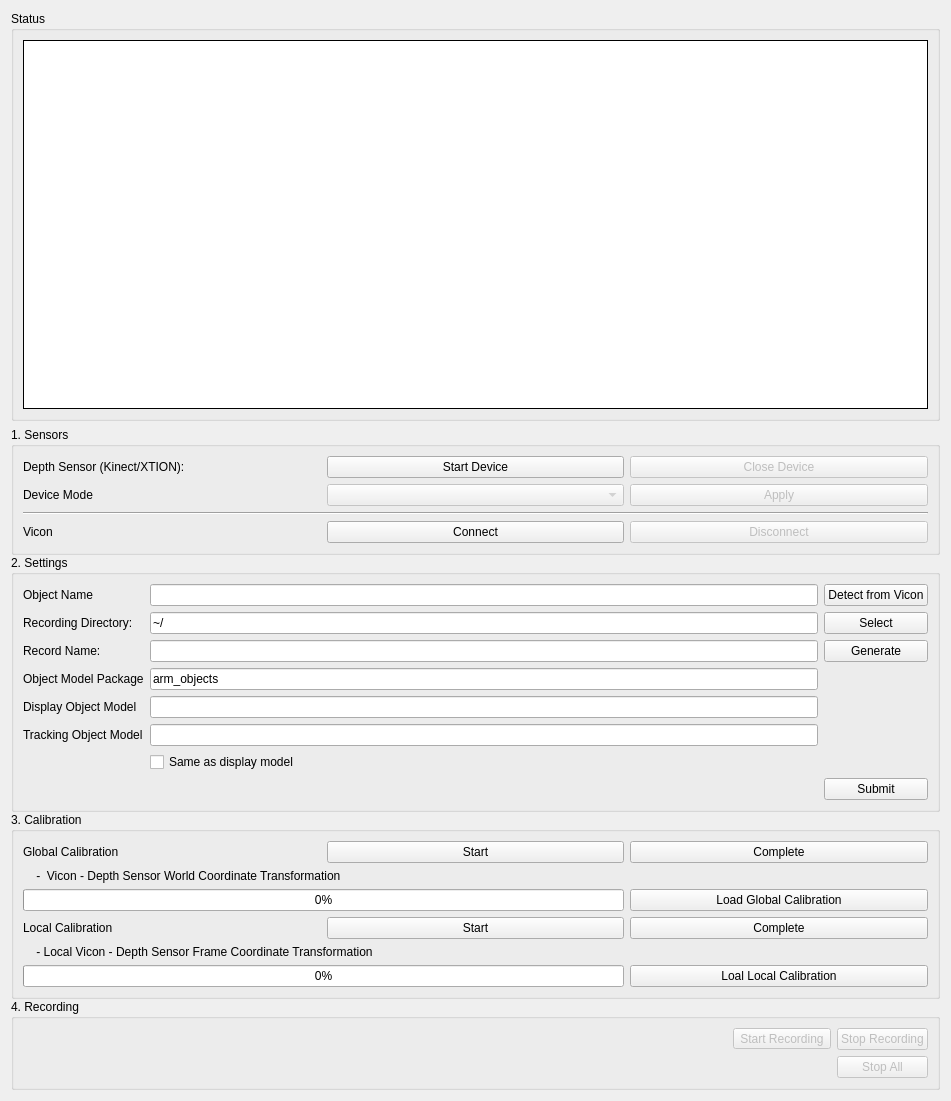
Before: the Qt Designer form src/rqt_acquisition_controller/src/rqt_acquisition_controller/acquisition_controller.ui in cassinaj/rqt_oni_vicon_playback, drawn with Qt 5.
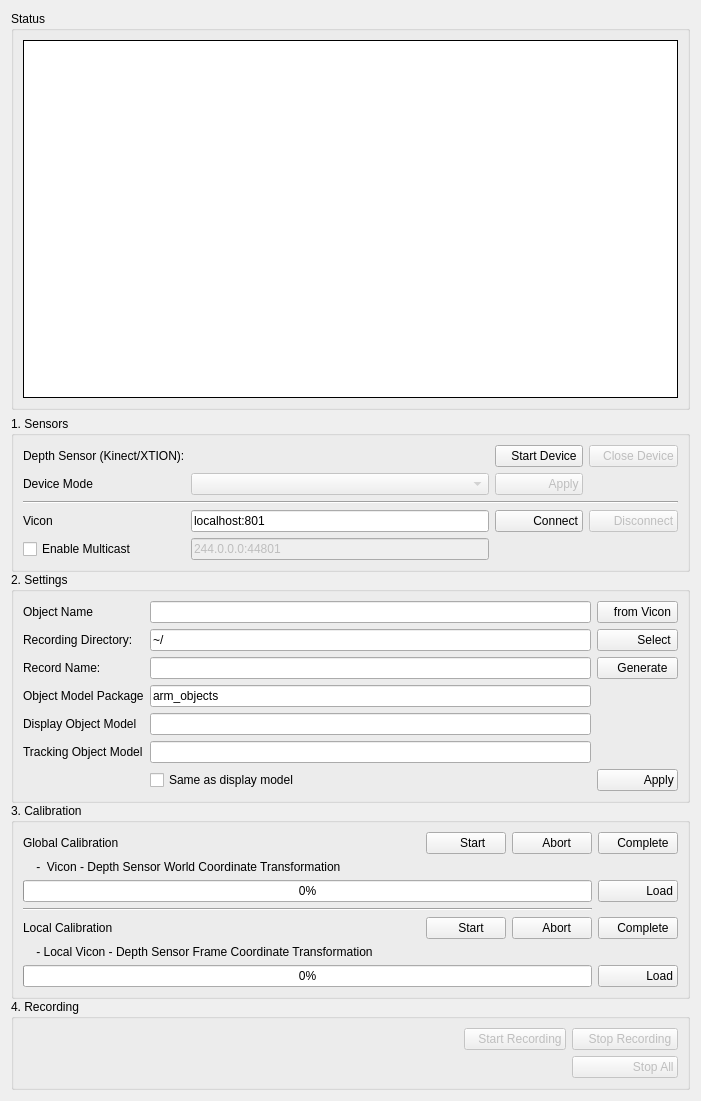
After: the same form once the commit is applied. Icons and pictures are not drawn.

The edit to the form file:
```diff
--- a/src/rqt_acquisition_controller/src/rqt_acquisition_controller/acquisition_controller.ui
+++ b/src/rqt_acquisition_controller/src/rqt_acquisition_controller/acquisition_controller.ui
@@ -9,7 +9,7 @@
    <rect>
     <x>0</x>
     <y>0</y>
-    <width>951</width>
+    <width>701</width>
     <height>1101</height>
    </rect>
   </property>
@@ -20,10 +20,10 @@
    </size>
   </property>
   <property name="windowTitle">
-   <string>Form</string>
+   <string>Object Tracking Data Recording Tool</string>
   </property>
-  <layout class="QVBoxLayout" name="verticalLayout_5">
-   <item>
+  <layout class="QGridLayout" name="gridLayout">
+   <item row="0" column="0">
     <widget class="QGroupBox" name="statusBox">
      <property name="title">
       <string>Status</string>
@@ -37,6 +37,12 @@
         <property name="frameShadow">
          <enum>QFrame::Plain</enum>
         </property>
+        <property name="editTriggers">
+         <set>QAbstractItemView::NoEditTriggers</set>
+        </property>
+        <property name="alternatingRowColors">
+         <bool>true</bool>
+        </property>
         <property name="animated">
          <bool>true</bool>
         </property>
@@ -51,7 +57,7 @@
      </layout>
     </widget>
    </item>
-   <item>
+   <item row="1" column="0">
     <widget class="QFrame" name="frameLevel_1">
      <property name="enabled">
       <bool>true</bool>
@@ -81,41 +87,27 @@
          <bool>false</bool>
         </property>
         <layout class="QGridLayout" name="gridLayout_4">
-         <item row="3" column="0" colspan="3">
-          <widget class="Line" name="line">
-           <property name="orientation">
-            <enum>Qt::Horizontal</enum>
-           </property>
-          </widget>
-         </item>
-         <item row="0" column="2">
-          <widget class="QPushButton" name="closeKinectButton">
-           <property name="enabled">
-            <bool>false</bool>
-           </property>
-           <property name="text">
-            <string>Close Device</string>
-           </property>
-          </widget>
-         </item>
          <item row="5" column="1">
-          <widget class="QPushButton" name="connectViconButton">
+          <widget class="QLineEdit" name="viconHostIpLineEdit">
            <property name="text">
-            <string>Connect</string>
+            <string>localhost:801</string>
            </property>
           </widget>
          </item>
-         <item row="0" column="1">
-          <widget class="QPushButton" name="startKinectButton">
+         <item row="7" column="1">
+          <widget class="QLineEdit" name="viconMultiCastLineEdit">
+           <property name="enabled">
+            <bool>false</bool>
+           </property>
            <property name="text">
-            <string>Start Device</string>
+            <string>244.0.0.0:44801</string>
            </property>
           </widget>
          </item>
-         <item row="0" column="0">
-          <widget class="QLabel" name="label">
+         <item row="7" column="0">
+          <widget class="QCheckBox" name="viconMUltiCastCheckBox">
            <property name="text">
-            <string>Depth Sensor (Kinect/XTION):</string>
+            <string>Enable Multicast</string>
            </property>
           </widget>
          </item>
@@ -132,13 +124,10 @@
            </property>
           </widget>
          </item>
-         <item row="5" column="2">
-          <widget class="QPushButton" name="disconnectViconButton">
-           <property name="enabled">
-            <bool>false</bool>
-           </property>
-           <property name="text">
-            <string>Disconnect</string>
+         <item row="3" column="0" colspan="4">
+          <widget class="Line" name="line">
+           <property name="orientation">
+            <enum>Qt::Horizontal</enum>
            </property>
           </widget>
          </item>
@@ -149,6 +138,98 @@
            </property>
           </widget>
          </item>
+         <item row="5" column="2">
+          <widget class="QPushButton" name="connectViconButton">
+           <property name="text">
+            <string>          Connect</string>
+           </property>
+           <property name="icon">
+            <iconset theme="connect_established">
+             <normaloff/>
+            </iconset>
+           </property>
+          </widget>
+         </item>
+         <item row="5" column="3">
+          <widget class="QPushButton" name="disconnectViconButton">
+           <property name="enabled">
+            <bool>false</bool>
+           </property>
+           <property name="text">
+            <string>      Disconnect</string>
+           </property>
+           <property name="icon">
+            <iconset theme="gnome-netstatus-idle">
+             <normaloff/>
+            </iconset>
+           </property>
+          </widget>
+         </item>
+         <item row="0" column="2">
+          <widget class="QPushButton" name="startKinectButton">
+           <property name="text">
+            <string>   Start Device</string>
+           </property>
+           <property name="icon">
+            <iconset theme="connect_established">
+             <normaloff/>
+            </iconset>
+           </property>
+           <property name="flat">
+            <bool>false</bool>
+           </property>
+          </widget>
+         </item>
+         <item row="0" column="1">
+          <spacer name="horizontalSpacer">
+           <property name="orientation">
+            <enum>Qt::Horizontal</enum>
+           </property>
+           <property name="sizeHint" stdset="0">
+            <size>
+             <width>40</width>
+             <height>20</height>
+            </size>
+           </property>
+          </spacer>
+         </item>
+         <item row="1" column="2">
+          <widget class="QPushButton" name="applyModeButton">
+           <property name="enabled">
+            <bool>false</bool>
+           </property>
+           <property name="text">
+            <string>               Apply</string>
+           </property>
+           <property name="icon">
+            <iconset theme="dialog-apply">
+             <normaloff/>
+            </iconset>
+           </property>
+          </widget>
+         </item>
+         <item row="0" column="0">
+          <widget class="QLabel" name="label">
+           <property name="text">
+            <string>Depth Sensor (Kinect/XTION):</string>
+           </property>
+          </widget>
+         </item>
+         <item row="0" column="3">
+          <widget class="QPushButton" name="closeKinectButton">
+           <property name="enabled">
+            <bool>false</bool>
+           </property>
+           <property name="text">
+            <string>   Close Device</string>
+           </property>
+           <property name="icon">
+            <iconset theme="gnome-netstatus-idle">
+             <normaloff/>
+            </iconset>
+           </property>
+          </widget>
+         </item>
          <item row="1" column="1">
           <widget class="QComboBox" name="deviceModeComboBox">
            <property name="enabled">
@@ -167,16 +248,6 @@
            </property>
           </widget>
          </item>
-         <item row="1" column="2">
-          <widget class="QPushButton" name="applyModeButton">
-           <property name="enabled">
-            <bool>false</bool>
-           </property>
-           <property name="text">
-            <string>Apply</string>
-           </property>
-          </widget>
-         </item>
         </layout>
        </widget>
       </item>
@@ -206,6 +277,9 @@
            <property name="enabled">
             <bool>true</bool>
            </property>
+           <property name="toolTip">
+            <string>Auto detect object name from Vicon System.</string>
+           </property>
            <property name="layoutDirection">
             <enum>Qt::LeftToRight</enum>
            </property>
@@ -213,37 +287,23 @@
             <string>2. Settings</string>
            </property>
            <layout class="QGridLayout" name="gridLayout_2">
-            <item row="6" column="0">
-             <widget class="QLabel" name="displayObjectModelFileLabel">
+            <item row="7" column="0">
+             <widget class="QLabel" name="trackingObjectModelLabel">
               <property name="text">
-               <string>Display Object Model</string>
+               <string>Tracking Object Model</string>
               </property>
              </widget>
             </item>
-            <item row="7" column="1">
-             <widget class="QLineEdit" name="trackingObjetModelLineEdit">
-              <property name="enabled">
-               <bool>true</bool>
+            <item row="4" column="1">
+             <widget class="QLineEdit" name="recordNameLineEdit">
+              <property name="text">
+               <string/>
               </property>
               <property name="frame">
                <bool>true</bool>
               </property>
              </widget>
             </item>
-            <item row="0" column="1">
-             <widget class="QLineEdit" name="lineEdit">
-              <property name="frame">
-               <bool>true</bool>
-              </property>
-             </widget>
-            </item>
-            <item row="5" column="0">
-             <widget class="QLabel" name="objectModelPackageLabel">
-              <property name="text">
-               <string>Object Model Package</string>
-              </property>
-             </widget>
-            </item>
             <item row="0" column="0">
              <widget class="QLabel" name="objectNameLabel">
               <property name="text">
@@ -254,33 +314,17 @@
             <item row="0" column="2">
              <widget class="QPushButton" name="detectObjectNameButton">
               <property name="text">
-               <string>Detect from Vicon</string>
+               <string>   from Vicon</string>
               </property>
-             </widget>
-            </item>
-            <item row="1" column="0">
-             <widget class="QLabel" name="locationLabel">
-              <property name="text">
-               <string>Recording Directory:</string>
-              </property>
-             </widget>
-            </item>
-            <item row="6" column="1">
-             <widget class="QLineEdit" name="displayObjetModelLineEdit">
-              <property name="frame">
-               <bool>true</bool>
-              </property>
-             </widget>
-            </item>
-            <item row="1" column="2">
-             <widget class="QPushButton" name="selectDirectoryButton">
-              <property name="text">
-               <string>Select</string>
+              <property name="icon">
+               <iconset theme="system-search">
+                <normaloff/>
+               </iconset>
               </property>
              </widget>
             </item>
             <item row="8" column="1">
-             <widget class="QCheckBox" name="singleObjectModelCheckBox">
+             <widget class="QCheckBox" name="sameModelCheckBox">
               <property name="enabled">
                <bool>true</bool>
               </property>
@@ -295,20 +339,61 @@
               </property>
              </widget>
             </item>
-            <item row="4" column="1">
-             <widget class="QLineEdit" name="recordNameLineEdit">
-              <property name="text">
-               <string/>
-              </property>
-              <property name="frame">
-               <bool>true</bool>
-              </property>
-             </widget>
-            </item>
             <item row="4" column="2">
              <widget class="QPushButton" name="genrateNameButton">
               <property name="text">
-               <string>Generate</string>
+               <string>   Generate</string>
+              </property>
+              <property name="icon">
+               <iconset theme="system-run">
+                <normaloff/>
+               </iconset>
+              </property>
+             </widget>
+            </item>
+            <item row="4" column="0">
+             <widget class="QLabel" name="RecordNamelabel">
+              <property name="frameShape">
+               <enum>QFrame::NoFrame</enum>
+              </property>
+              <property name="text">
+               <string>Record Name:</string>
+              </property>
+             </widget>
+            </item>
+            <item row="0" column="1">
+             <widget class="QLineEdit" name="lineEdit">
+              <property name="frame">
+               <bool>true</bool>
+              </property>
+             </widget>
+            </item>
+            <item row="8" column="2">
+             <widget class="QPushButton" name="submitSettingsButton">
+              <property name="text">
+               <string>             Apply</string>
+              </property>
+              <property name="icon">
+               <iconset theme="dialog-apply">
+                <normaloff/>
+               </iconset>
+              </property>
+             </widget>
+            </item>
+            <item row="5" column="0">
+             <widget class="QLabel" name="objectModelPackageLabel">
+              <property name="text">
+               <string>Object Model Package</string>
+              </property>
+             </widget>
+            </item>
+            <item row="5" column="1">
+             <widget class="QLineEdit" name="objectModelPackageLineEdit">
+              <property name="text">
+               <string>arm_objects</string>
+              </property>
+              <property name="frame">
+               <bool>true</bool>
               </property>
              </widget>
             </item>
@@ -331,37 +416,46 @@
               </property>
              </widget>
             </item>
-            <item row="7" column="0">
-             <widget class="QLabel" name="trackingObjectModelLabel">
+            <item row="7" column="1">
+             <widget class="QLineEdit" name="trackingObjetModelLineEdit">
+              <property name="enabled">
+               <bool>true</bool>
+              </property>
+              <property name="frame">
+               <bool>true</bool>
+              </property>
+             </widget>
+            </item>
+            <item row="1" column="0">
+             <widget class="QLabel" name="locationLabel">
               <property name="text">
-               <string>Tracking Object Model</string>
+               <string>Recording Directory:</string>
               </property>
              </widget>
             </item>
-            <item row="5" column="1">
-             <widget class="QLineEdit" name="objectModelPackageLineEdit">
+            <item row="1" column="2">
+             <widget class="QPushButton" name="selectDirectoryButton">
               <property name="text">
-               <string>arm_objects</string>
+               <string>          Select</string>
               </property>
-              <property name="frame">
-               <bool>true</bool>
+              <property name="icon">
+               <iconset theme="folder">
+                <normaloff/>
+               </iconset>
               </property>
              </widget>
             </item>
-            <item row="4" column="0">
-             <widget class="QLabel" name="RecordNamelabel">
-              <property name="frameShape">
-               <enum>QFrame::NoFrame</enum>
+            <item row="6" column="1">
+             <widget class="QLineEdit" name="displayObjetModelLineEdit">
+              <property name="frame">
+               <bool>true</bool>
               </property>
-              <property name="text">
-               <string>Record Name:</string>
-              </property>
              </widget>
             </item>
-            <item row="9" column="2">
-             <widget class="QPushButton" name="submitSettingsButton">
+            <item row="6" column="0">
+             <widget class="QLabel" name="displayObjectModelFileLabel">
               <property name="text">
-               <string>Submit</string>
+               <string>Display Object Model</string>
               </property>
              </widget>
             </item>
@@ -397,62 +491,91 @@
               <property name="title">
                <string>3. Calibration</string>
               </property>
-              <layout class="QGridLayout" name="gridLayout_6">
-               <item row="0" column="2">
-                <widget class="QPushButton" name="completeGlobalCalibrationButton">
-                 <property name="text">
-                  <string>Complete</string>
-                 </property>
-                </widget>
-               </item>
-               <item row="3" column="0">
-                <widget class="QLabel" name="localCalibrationLabel">
-                 <property name="text">
-                  <string>Local Calibration</string>
-                 </property>
-                </widget>
-               </item>
-               <item row="0" column="1">
-                <widget class="QPushButton" name="startGlobalCalibrationButton">
-                 <property name="text">
-                  <string>Start</string>
-                 </property>
-                </widget>
-               </item>
-               <item row="3" column="2">
-                <widget class="QPushButton" name="completeLocalCalibrationButton">
-                 <property name="text">
-                  <string>Complete</string>
-                 </property>
-                </widget>
-               </item>
-               <item row="3" column="1">
+              <layout class="QGridLayout" name="gridLayout_3">
+               <item row="4" column="3">
                 <widget class="QPushButton" name="startLocalCalibrationButton">
                  <property name="text">
-                  <string>Start</string>
+                  <string>   Start</string>
                  </property>
+                 <property name="icon">
+                  <iconset theme="volume-knob">
+                   <normaloff/>
+                  </iconset>
+                 </property>
                 </widget>
                </item>
-               <item row="1" column="0" colspan="3">
-                <widget class="QLabel" name="label_3">
-                 <property name="font">
-                  <font>
-                   <pointsize>9</pointsize>
-                  </font>
+               <item row="3" column="1" colspan="4">
+                <widget class="Line" name="line_2">
+                 <property name="orientation">
+                  <enum>Qt::Horizontal</enum>
                  </property>
-                 <property name="text">
-                  <string>    -  Vicon - Depth Sensor World Coordinate Transformation</string>
-                 </property>
                 </widget>
                </item>
-               <item row="0" column="0">
+               <item row="0" column="1">
                 <widget class="QLabel" name="globalCalibration">
                  <property name="text">
                   <string>Global Calibration</string>
                  </property>
                 </widget>
                </item>
-               <item row="4" column="0" colspan="3">
+               <item row="0" column="4">
+                <widget class="QPushButton" name="completeGlobalCalibrationButton">
+                 <property name="text">
+                  <string>   Abort</string>
+                 </property>
+                 <property name="icon">
+                  <iconset theme="cancel">
+                   <normaloff/>
+                  </iconset>
+                 </property>
+                </widget>
+               </item>
+               <item row="0" column="2">
+                <spacer name="horizontalSpacer_3">
+                 <property name="orientation">
+                  <enum>Qt::Horizontal</enum>
+                 </property>
+                 <property name="sizeHint" stdset="0">
+                  <size>
+                   <width>40</width>
+                   <height>20</height>
+                  </size>
+                 </property>
+                </spacer>
+               </item>
+               <item row="1" column="1" colspan="2">
+                <widget class="QLabel" name="label_3">
+                 <property name="font">
+                  <font>
+                   <pointsize>9</pointsize>
+                  </font>
+                 </property>
+                 <property name="text">
+                  <string>    -  Vicon - Depth Sensor World Coordinate Transformation</string>
+                 </property>
+                </widget>
+               </item>
+               <item row="4" column="2">
+                <spacer name="horizontalSpacer_4">
+                 <property name="orientation">
+                  <enum>Qt::Horizontal</enum>
+                 </property>
+                 <property name="sizeHint" stdset="0">
+                  <size>
+                   <width>40</width>
+                   <height>20</height>
+                  </size>
+                 </property>
+                </spacer>
+               </item>
+               <item row="4" column="1">
+                <widget class="QLabel" name="localCalibrationLabel">
+                 <property name="text">
+                  <string>Local Calibration</string>
+                 </property>
+                </widget>
+               </item>
+               <item row="5" column="1" colspan="2">
                 <widget class="QLabel" name="label_4">
                  <property name="font">
                   <font>
@@ -464,7 +587,79 @@
                  </property>
                 </widget>
                </item>
-               <item row="2" column="0" colspan="2">
+               <item row="4" column="4">
+                <widget class="QPushButton" name="completeLocalCalibrationButton">
+                 <property name="text">
+                  <string>   Abort</string>
+                 </property>
+                 <property name="icon">
+                  <iconset theme="cancel">
+                   <normaloff/>
+                  </iconset>
+                 </property>
+                </widget>
+               </item>
+               <item row="0" column="3">
+                <widget class="QPushButton" name="startGlobalCalibrationButton">
+                 <property name="text">
+                  <string>    Start</string>
+                 </property>
+                 <property name="icon">
+                  <iconset theme="volume-knob">
+                   <normaloff/>
+                  </iconset>
+                 </property>
+                </widget>
+               </item>
+               <item row="4" column="5">
+                <widget class="QPushButton" name="pushButton">
+                 <property name="text">
+                  <string>   Complete</string>
+                 </property>
+                 <property name="icon">
+                  <iconset theme="dialog-ok">
+                   <normaloff/>
+                  </iconset>
+                 </property>
+                </widget>
+               </item>
+               <item row="6" column="5">
+                <widget class="QPushButton" name="loadLocalCalibButton">
+                 <property name="text">
+                  <string>             Load</string>
+                 </property>
+                 <property name="icon">
+                  <iconset theme="fileopen">
+                   <normaloff/>
+                  </iconset>
+                 </property>
+                </widget>
+               </item>
+               <item row="0" column="5">
+                <widget class="QPushButton" name="pushButton_2">
+                 <property name="text">
+                  <string>   Complete</string>
+                 </property>
+                 <property name="icon">
+                  <iconset theme="dialog-ok">
+                   <normaloff/>
+                  </iconset>
+                 </property>
+                </widget>
+               </item>
+               <item row="2" column="5">
+                <widget class="QPushButton" name="loadGloablCalibButton">
+                 <property name="text">
+                  <string>             Load</string>
+                 </property>
+                 <property name="icon">
+                  <iconset theme="fileopen">
+                   <normaloff/>
+                  </iconset>
+                 </property>
+                </widget>
+               </item>
+               <item row="2" column="1" colspan="4">
                 <widget class="QProgressBar" name="gloablCalibProgressBar">
                  <property name="value">
                   <number>0</number>
@@ -474,27 +669,13 @@
                  </property>
                 </widget>
                </item>
-               <item row="2" column="2">
-                <widget class="QPushButton" name="loadGloablCalibButton">
-                 <property name="text">
-                  <string>Load Global Calibration</string>
-                 </property>
-                </widget>
-               </item>
-               <item row="5" column="0" colspan="2">
+               <item row="6" column="1" colspan="4">
                 <widget class="QProgressBar" name="localCalibProgressBar">
                  <property name="value">
                   <number>0</number>
                  </property>
                 </widget>
                </item>
-               <item row="5" column="2">
-                <widget class="QPushButton" name="loadLocalCalibButton">
-                 <property name="text">
-                  <string>Loal Local Calibration</string>
-                 </property>
-                </widget>
-               </item>
               </layout>
              </widget>
             </item>
@@ -525,6 +706,51 @@
                   <string>4. Recording</string>
                  </property>
                  <layout class="QGridLayout" name="gridLayout_7">
+                  <item row="0" column="2">
+                   <widget class="QPushButton" name="stopRecordingButton">
+                    <property name="enabled">
+                     <bool>false</bool>
+                    </property>
+                    <property name="text">
+                     <string>   Stop Recording</string>
+                    </property>
+                    <property name="icon">
+                     <iconset theme="media-playback-stop">
+                      <normaloff/>
+                     </iconset>
+                    </property>
+                   </widget>
+                  </item>
+                  <item row="0" column="1">
+                   <widget class="QPushButton" name="startRecordingButton">
+                    <property name="enabled">
+                     <bool>false</bool>
+                    </property>
+                    <property name="text">
+                     <string>   Start Recording</string>
+                    </property>
+                    <property name="icon">
+                     <iconset theme="media-record">
+                      <normaloff/>
+                     </iconset>
+                    </property>
+                   </widget>
+                  </item>
+                  <item row="1" column="2">
+                   <widget class="QPushButton" name="stopAllButton">
+                    <property name="enabled">
+                     <bool>false</bool>
+                    </property>
+                    <property name="text">
+                     <string>                 Stop All</string>
+                    </property>
+                    <property name="icon">
+                     <iconset theme="media-playback-stop">
+                      <normaloff/>
+                     </iconset>
+                    </property>
+                   </widget>
+                  </item>
                   <item row="0" column="0">
                    <spacer name="horizontalSpacer_2">
                     <property name="orientation">
@@ -538,42 +764,6 @@
                     </property>
                    </spacer>
                   </item>
-                  <item row="0" column="1">
-                   <widget class="QToolButton" name="startRecordingButton">
-                    <property name="enabled">
-                     <bool>false</bool>
-                    </property>
-                    <property name="text">
-                     <string>Start Recording</string>
-                    </property>
-                    <property name="checkable">
-                     <bool>false</bool>
-                    </property>
-                    <property name="checked">
-                     <bool>false</bool>
-                    </property>
-                   </widget>
-                  </item>
-                  <item row="0" column="2">
-                   <widget class="QPushButton" name="stopRecordingButton">
-                    <property name="enabled">
-                     <bool>false</bool>
-                    </property>
-                    <property name="text">
-                     <string>Stop Recording</string>
-                    </property>
-                   </widget>
-                  </item>
-                  <item row="1" column="2">
-                   <widget class="QPushButton" name="stopAllButton">
-                    <property name="enabled">
-                     <bool>false</bool>
-                    </property>
-                    <property name="text">
-                     <string>Stop All</string>
-                    </property>
-                   </widget>
-                  </item>
                  </layout>
                 </widget>
                </item>
```
